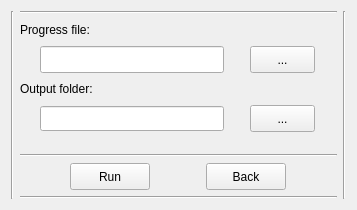
This is ui/load_ui.ui in eM7RON/ImageEvo as Qt 5 draws it before an edit. The edited form follows.
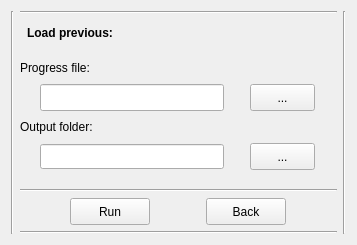
This is the edited form.

The edit to the form file:
```diff
--- a/ui/load_ui.ui
+++ b/ui/load_ui.ui
@@ -7,7 +7,7 @@
     <x>0</x>
     <y>0</y>
     <width>357</width>
-    <height>210</height>
+    <height>245</height>
    </rect>
   </property>
   <property name="sizePolicy">
@@ -19,13 +19,13 @@
   <property name="minimumSize">
    <size>
     <width>357</width>
-    <height>210</height>
+    <height>245</height>
    </size>
   </property>
   <property name="maximumSize">
    <size>
     <width>357</width>
-    <height>210</height>
+    <height>245</height>
    </size>
   </property>
   <property name="windowTitle">
@@ -50,6 +50,61 @@
          </property>
         </widget>
        </item>
+       <item>
+        <layout class="QHBoxLayout" name="horizontalLayout_2">
+         <item>
+          <widget class="QLabel" name="label">
+           <property name="minimumSize">
+            <size>
+             <width>100</width>
+             <height>27</height>
+            </size>
+           </property>
+           <property name="maximumSize">
+            <size>
+             <width>100</width>
+             <height>27</height>
+            </size>
+           </property>
+           <property name="text">
+            <string>&lt;html&gt;&lt;head/&gt;&lt;body&gt;&lt;p&gt;&lt;span style=&quot; font-weight:600;&quot;&gt;Load previous:&lt;/span&gt;&lt;/p&gt;&lt;/body&gt;&lt;/html&gt;</string>
+           </property>
+           <property name="alignment">
+            <set>Qt::AlignCenter</set>
+           </property>
+          </widget>
+         </item>
+         <item>
+          <spacer name="horizontalSpacer">
+           <property name="orientation">
+            <enum>Qt::Horizontal</enum>
+           </property>
+           <property name="sizeHint" stdset="0">
+            <size>
+             <width>40</width>
+             <height>20</height>
+            </size>
+           </property>
+          </spacer>
+         </item>
+        </layout>
+       </item>
+       <item>
+        <spacer name="verticalSpacer">
+         <property name="orientation">
+          <enum>Qt::Vertical</enum>
+         </property>
+         <property name="sizeType">
+          <enum>QSizePolicy::Fixed</enum>
+         </property>
+         <property name="sizeHint" stdset="0">
+          <size>
+           <width>20</width>
+           <height>5</height>
+          </size>
+         </property>
+        </spacer>
+       </item>
        <item>
         <layout class="QHBoxLayout" name="horizontalLayout_31">
          <item>
```
